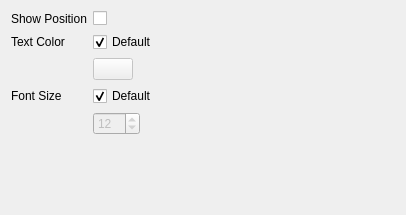
This is src/bibleVerseViewConfig.ui in metaxy/bibleVerse as Qt 5 draws it before an edit. The edited form follows.
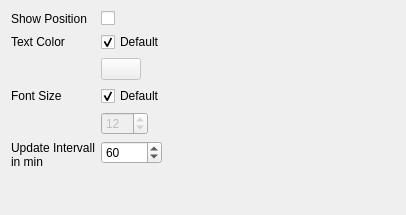
This is the edited form. Custom widgets are drawn as their Qt base class.

Patch:
```diff
--- a/src/bibleVerseViewConfig.ui
+++ b/src/bibleVerseViewConfig.ui
@@ -90,6 +90,24 @@
        </property>
       </widget>
      </item>
+     <item row="7" column="1">
+      <widget class="KIntSpinBox" name="kintspinbox_autoUpdate">
+       <property name="maximum">
+        <number>10000</number>
+       </property>
+       <property name="value">
+        <number>60</number>
+       </property>
+      </widget>
+     </item>
+     <item row="7" column="0">
+      <widget class="QLabel" name="label_3">
+       <property name="text">
+        <string>Update Intervall
+in min</string>
+       </property>
+      </widget>
+     </item>
     </layout>
    </item>
   </layout>
```
